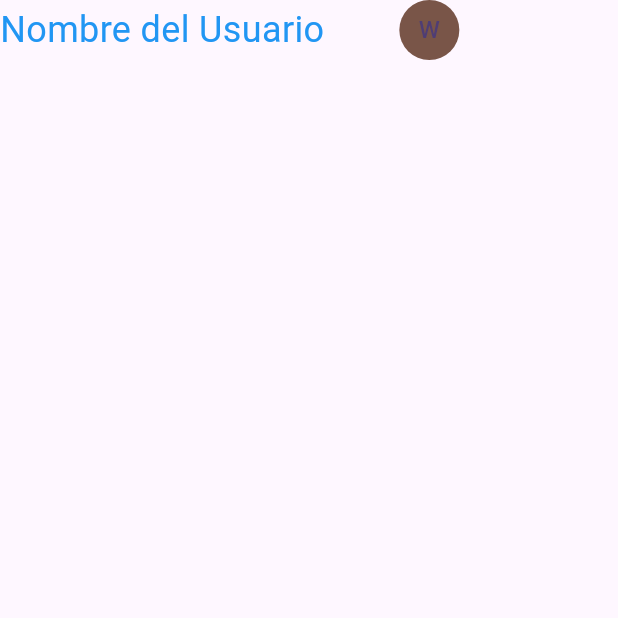
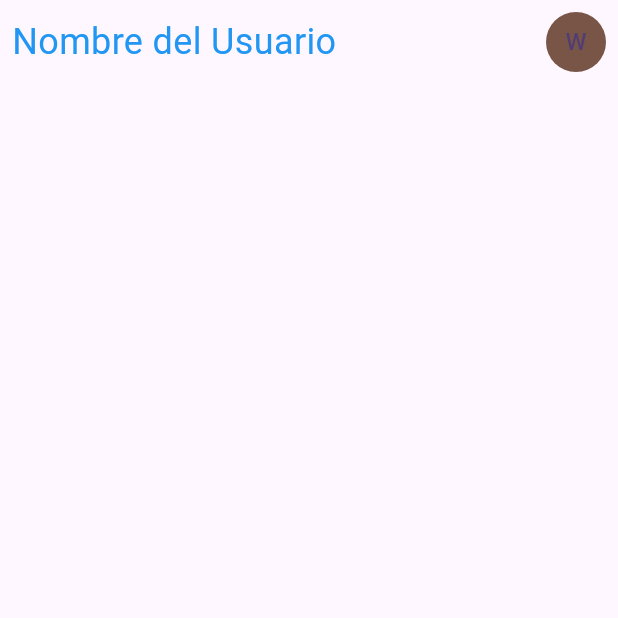
Before and after one commit to winsignares/pracm1, a Flutter app: the screen it shows after launch, on a phone screen of 412 x 824 dp, the top half of it. Run offline on Flutter 3.47's test engine with Material 2 defaults, Android fonts, the phone set to English and light mode, and no system bars.

Commit message:
organizaión en nav

```diff
--- a/hola_mundo/lib/Screens/Hello_Word.dart
+++ b/hola_mundo/lib/Screens/Hello_Word.dart
@@ -14,18 +14,22 @@ class Hello_word extends StatelessWidget {
       body: SafeArea(
         child: Column(
           children: [
-            Row(
+            Padding(
+              padding: EdgeInsets.all(8.0),
+              child: Row(
+
                 children: [
                   Text(
                     'Nombre del Usuario',
                     style: textStyle,
                   ),
-                SizedBox(width: 50.0),
+                  Expanded(child: SizedBox()),
                   CircleAvatar(
                     backgroundColor: Colors.brown,
                     child: const Text('W'),
                   )
                 ],
+              ),
             )
           ],
         ),
```
Lines whose indentation alone changed are shown as unchanged.
